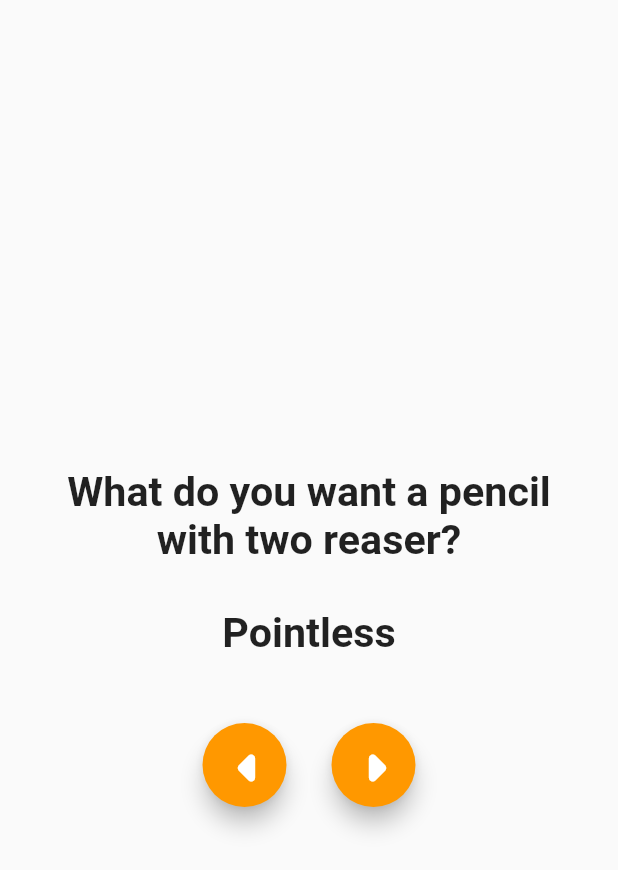
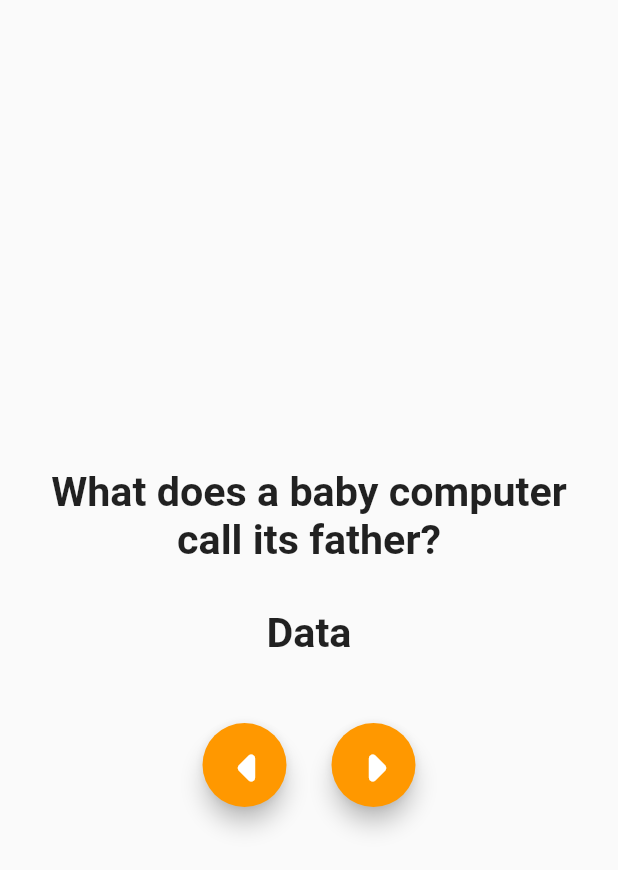
Before and after one commit to SajaLahaleeh/Bad-Jokes-app, a Flutter app: the screen it shows after launch, on a phone screen of 412 x 824 dp. Shown: the top 870 px of the screen. Run offline on Flutter 3.47's test engine with Material 2 defaults, Android fonts, the light colour scheme and no system bars.

Commit message:
finish the functionnality

```diff
--- a/lib/main.dart
+++ b/lib/main.dart
@@ -4,7 +4,56 @@
   runApp(MyApp());
 }
 
-class MyApp extends StatelessWidget {
+class MyApp extends StatefulWidget {
+  @override
+  State<StatefulWidget> createState() {
+    return MyAppState();
+  }
+}
+
+class MyAppState extends State<MyApp> {
+  var jokes = [
+    {
+      "question": "What does a baby computer call its father?",
+      "answer": "Data"
+    },
+    {
+      "question": "What is a pencil with two eraser called?",
+      "answer": "POintless"
+    },
+    {
+      "question": "Whay the calenadr is always scared?",
+      "answer": "Because it's days are numbered"
+    },
+    {"question": "What do you call a fish with on eye?", "answer": "Fsh"}
+  ];
+
+  var jokeIndex = 0;
+  changeJokeIndex(String direction) {
+    if (direction == "next") {
+      if (jokeIndex != jokes.length - 1) {
+        setState(() {
+          jokeIndex++;
+        });
+      } else {
+        setState(() {
+          jokeIndex = jokeIndex = 0;
+        });
+      }
+    } else if (direction == "prev") {
+      if (jokeIndex != 0) {
+        setState(() {
+          jokeIndex--;
+        });
+      } else {
+        setState(() {
+          jokeIndex = jokes.length - 1;
+        });
+      }
+    }
+  }
+
+  @override
   Widget build(BuildContext context) {
     return MaterialApp(
       home: Scaffold(
@@ -15,7 +64,7 @@
             Container(
               margin: EdgeInsets.all(25),
               child: Text(
-                "What do you want a pencil with two reaser?",
+                jokes[jokeIndex]["question"] as String,
                 style: TextStyle(fontSize: 27.5, fontWeight: FontWeight.bold),
                 textAlign: TextAlign.center,
               ),
@@ -23,7 +72,7 @@
             Container(
               margin: EdgeInsets.fromLTRB(15, 5, 15, 45),
               child: Text(
-                "Pointless",
+                jokes[jokeIndex]["answer"] as String,
                 style: TextStyle(fontSize: 27.5, fontWeight: FontWeight.bold),
                 textAlign: TextAlign.center,
               ),
@@ -34,7 +83,10 @@
                 Container(
                   margin: EdgeInsets.fromLTRB(15, 0, 15, 0),
                   child: FloatingActionButton(
-                    onPressed: null,
+                    onPressed: () {
+                      print("called");
+                      changeJokeIndex('prev');
+                    },
                     child: Icon(
                       Icons.arrow_left_rounded,
                       size: 60,
@@ -45,7 +97,9 @@
                 Container(
                   margin: EdgeInsets.fromLTRB(15, 0, 15, 0),
                   child: FloatingActionButton(
-                    onPressed: null,
+                    onPressed: () {
+                      changeJokeIndex('next');
+                    },
                     child: Icon(
                       Icons.arrow_right_rounded,
                       size: 60,
```
